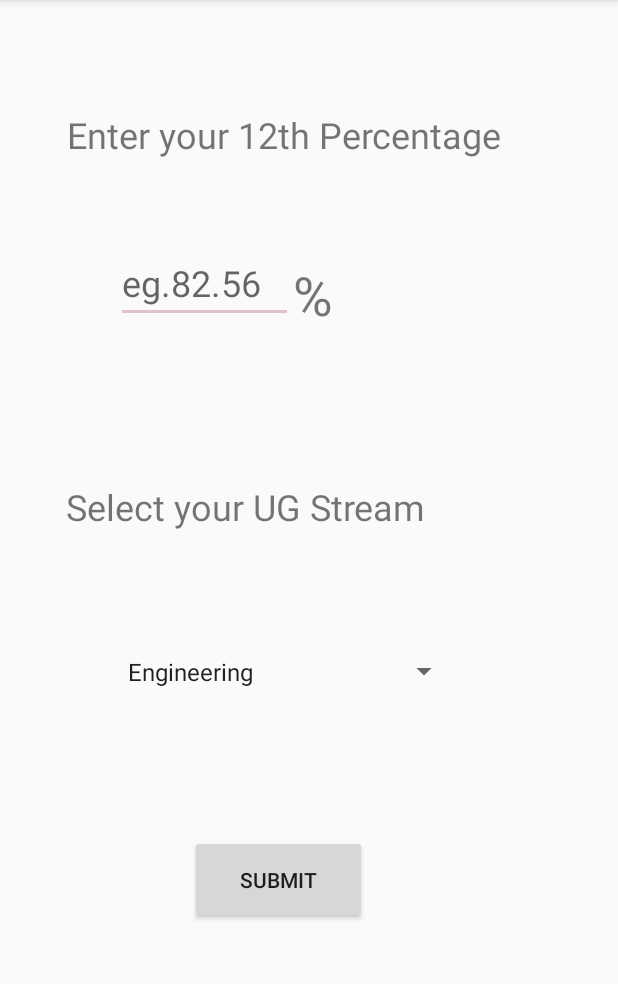
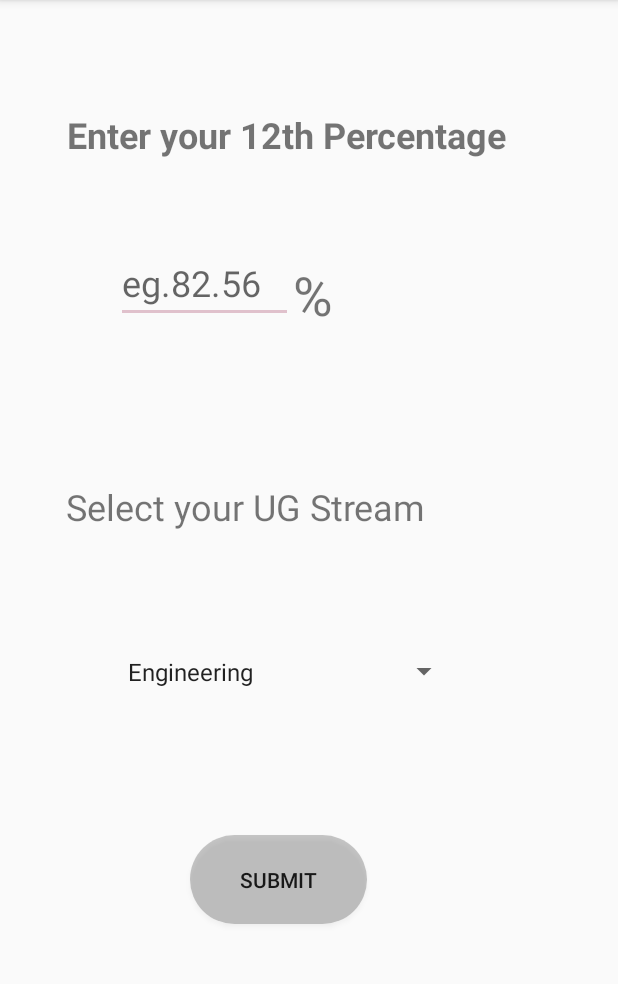
Before and after one commit to sumitbhimte/Catalyst-App, an Android app: the StreamSelect screen opened directly, with no data from a screen before it, on a phone screen of 412 x 824 dp, the part 84-1068 px from its top. Run offline under Robolectric (Android 15) with nearby library versions, the light colour scheme and no system bars.

Commit message:
AndroidStudio

```diff
--- a/app/build.gradle
+++ b/app/build.gradle
@@ -28,4 +28,8 @@ dependencies {
     androidTestImplementation 'androidx.test:runner:1.2.0'
     androidTestImplementation 'androidx.test.espresso:espresso-core:3.2.0'
     implementation 'com.android.volley:volley:1.1.1'
+    implementation 'androidx.recyclerview:recyclerview:1.1.0-beta04'
+    implementation 'androidx.cardview:cardview:1.0.0'
+    implementation 'com.github.bumptech.glide:glide:4.9.0'
+    annotationProcessor 'com.github.bumptech.glide:compiler:4.9.0'
 }
--- a/app/src/main/java/com/example/catalyst/Constants.java
+++ b/app/src/main/java/com/example/catalyst/Constants.java
@@ -1,8 +1,13 @@
 package com.example.catalyst;
+
+//this is the JSON Data URL
+
 public class Constants {
     private static final String ROOT_URL = " http://192.168.137.1/catalyst/";
 
     public static final String REGISTER_URL = ROOT_URL+"registerUser.php";
 
     public static final String LOGIN_URL = ROOT_URL+"loginUser.php";
+
+    public static final String URL_COLLEGE = ROOT_URL+"collegeData.php";
 }
--- a/app/src/main/java/com/example/catalyst/CustomOnItemSelectedListener.java
+++ b/app/src/main/java/com/example/catalyst/CustomOnItemSelectedListener.java
@@ -9,7 +9,7 @@ public class CustomOnItemSelectedListener implements OnItemSelectedListener {
 
     public void onItemSelected(AdapterView<?> parent, View view, int pos,long id) {
         Toast.makeText(parent.getContext(),
-                "OnItemSelectedListener : " + parent.getItemAtPosition(pos).toString(),
+                "Selected Stream : " + parent.getItemAtPosition(pos).toString(),
                 Toast.LENGTH_SHORT).show();
     }
 
--- a/app/src/main/java/com/example/catalyst/MainActivity.java
+++ b/app/src/main/java/com/example/catalyst/MainActivity.java
@@ -18,19 +18,15 @@ import com.android.volley.toolbox.JsonObjectRequest;
 import com.android.volley.toolbox.Volley;
 import org.json.JSONException;
 import org.json.JSONObject;
-import static android.accounts.AccountManager.KEY_PASSWORD;
-import androidx.annotation.NonNull;
-import android.os.Handler;
-import android.widget.TextView;
 
 public class MainActivity extends AppCompatActivity {
     private EditText username_id, pass_id;
     private Button sign_button_id, reg_button_id;
     //private TextView forgot_pass;
-    private String username, password;
     private static final String KEY_EMPTY = "";
     private static final String KEY_STATUS = "status";
-    private static final String KEY_MESSAGE = "message";
+
+    //To store the username and password of the user
     private  String USERNAME = "username";
     private  String PASSWORD = "password";
     ProgressDialog dialog;
@@ -50,8 +46,8 @@ public class MainActivity extends AppCompatActivity {
             public void onClick(View view) {
 
                 //direct gone to dashboard by this intent
-                           // Intent i = new Intent(MainActivity.this,Dashboard_page.class);
-                           //startActivity(i);
+                           // Intent intent = new Intent(MainActivity.this,StreamSelect.class);
+                          //  startActivity(intent);
                 setViews();
                 if (validateInputs()) {
                     login();
@@ -70,7 +66,7 @@ public class MainActivity extends AppCompatActivity {
         /*forgot_pass.setOnClickListener(new View.OnClickListener() {
             @Override
             public void onClick(View view) {
-                Intent i = new Intent(MainActivity.this, Dashboard_page.class);
+                Intent i = new Intent(MainActivity.this, StreamSelect.class);
                 startActivity(i);
             }
         });
@@ -94,6 +90,9 @@ public class MainActivity extends AppCompatActivity {
 
 
     private boolean validateInputs() {
+        //checks weather the username nd password string in null
+        //if null then print the toast
+
         if (KEY_EMPTY.equals(USERNAME)) {
             username_id.setError("Username cannot be empty");
             username_id.requestFocus();
@@ -136,8 +135,8 @@ public class MainActivity extends AppCompatActivity {
                             //Check if user got logged in successfully
 
                             if (response.getInt(KEY_STATUS) == 1) {
-                                Intent i = new Intent(MainActivity.this,Dashboard_page.class);
-                                startActivity(i);
+                                Intent intent = new Intent(MainActivity.this, StreamSelect.class);
+                                startActivity(intent);
 
                             } else {
                                Toast.makeText(getApplicationContext(),
--- a/app/src/main/java/com/example/catalyst/Dashboard_page.java
+++ b/app/src/main/java/com/example/catalyst/StreamSelect.java
@@ -2,11 +2,11 @@ package com.example.catalyst;
 
 import androidx.appcompat.app.AppCompatActivity;
 
+import android.content.Intent;
 import android.os.Bundle;
 import java.util.ArrayList;
 import java.util.List;
-import android.app.Activity;
-import android.os.Bundle;
+
 import android.view.View;
 import android.view.View.OnClickListener;
 import android.widget.ArrayAdapter;
@@ -14,13 +14,13 @@ import android.widget.Button;
 import android.widget.Spinner;
 import android.widget.Toast;
 
-public class Dashboard_page extends AppCompatActivity {
-    private Spinner spinner1;
+public class StreamSelect extends AppCompatActivity {
+    private Spinner spinner;
     private Button btnSubmit;
     @Override
     protected void onCreate(Bundle savedInstanceState) {
         super.onCreate(savedInstanceState);
-        setContentView(R.layout.activity_dashboard_page);
+        setContentView(R.layout.activity_streamselect);
 
         addItemsOnSpinner2();
         addListenerOnButton();
@@ -31,7 +31,7 @@ public class Dashboard_page extends AppCompatActivity {
 
     public void addItemsOnSpinner2() {
 
-        spinner1 = (Spinner) findViewById(R.id.spinner1);
+        spinner = findViewById(R.id.spinner);
         List<String> list = new ArrayList<String>();
         list.add("list 1");
         list.add("list 2");
@@ -42,26 +42,30 @@ public class Dashboard_page extends AppCompatActivity {
         }
 
     public void addListenerOnSpinnerItemSelection() {
-        spinner1 = (Spinner) findViewById(R.id.spinner1);
-        spinner1.setOnItemSelectedListener(new CustomOnItemSelectedListener());
+        spinner = findViewById(R.id.spinner);
+        spinner.setOnItemSelectedListener(new CustomOnItemSelectedListener());
     }
 
     // get the selected dropdown list value
     public void addListenerOnButton() {
 
-        spinner1 = (Spinner) findViewById(R.id.spinner1);
+        spinner = findViewById(R.id.spinner);
 
-        btnSubmit = (Button) findViewById(R.id.btnSubmit);
+        btnSubmit = findViewById(R.id.btnSubmit);
 
         btnSubmit.setOnClickListener(new OnClickListener() {
 
             @Override
             public void onClick(View v) {
 
-                Toast.makeText(Dashboard_page.this,
-                        "OnClickListener : " +
-                                "\nSpinner 1 : "+ String.valueOf(spinner1.getSelectedItem()),
+                Intent i = new Intent(StreamSelect.this,Stream_display.class);
+                i.putExtra("stream",spinner.getSelectedItem().toString());
+                startActivity(i);
+
+                Toast.makeText(StreamSelect.this,
+                        "Selected Stream :"+ (spinner.getSelectedItem()),
                         Toast.LENGTH_SHORT).show();
+
             }
 
         });
--- /dev/null
+++ b/app/src/main/res/drawable/capsule.xml
@@ -0,0 +1,14 @@
+<?xml version="1.0" encoding="utf-8"?>
+<shape xmlns:android="http://schemas.android.com/apk/res/android"
+    android:shape="rectangle">
+
+    <size android:width="150dp"
+        android:height="50dp" />
+
+   <solid android:color="@color/cardview_shadow_start_color"/>
+
+    <corners android:radius="50dp"/>
+
+
+
+</shape>
--- a/app/src/main/res/layout/activity_dashboard_page.xml
+++ b/app/src/main/res/layout/activity_streamselect.xml
@@ -5,10 +5,10 @@
     android:layout_width="match_parent"
     android:layout_height="match_parent"
 
-    tools:context=".Dashboard_page">
+    tools:context=".StreamSelect">
 
     <Spinner
-        android:id="@+id/spinner1"
+        android:id="@+id/spinner"
         android:layout_width="229dp"
         android:layout_height="59dp"
         android:entries="@array/stream_arrays"
@@ -23,6 +23,8 @@
         app:layout_constraintVertical_bias="0.59" />
 
     <Button
+
+        android:background="@drawable/capsule"
         android:id="@+id/btnSubmit"
         android:layout_width="118dp"
         android:layout_height="59dp"
@@ -31,7 +33,7 @@
         app:layout_constraintEnd_toEndOf="parent"
         app:layout_constraintHorizontal_bias="0.43"
         app:layout_constraintStart_toStartOf="parent"
-        app:layout_constraintTop_toBottomOf="@+id/spinner1"
+        app:layout_constraintTop_toBottomOf="@+id/spinner"
         app:layout_constraintVertical_bias="0.342" />
 
     <TextView
@@ -41,12 +43,14 @@
         android:layout_marginTop="24dp"
         android:text="Enter your 12th Percentage "
         android:textSize="24sp"
+        android:textStyle="bold"
         app:layout_constraintBottom_toBottomOf="parent"
         app:layout_constraintEnd_toEndOf="parent"
         app:layout_constraintHorizontal_bias="0.494"
         app:layout_constraintStart_toStartOf="parent"
         app:layout_constraintTop_toTopOf="parent"
-        app:layout_constraintVertical_bias="0.071" />
+        app:layout_constraintVertical_bias="0.071"
+        />
 
     <EditText
         android:id="@+id/editText2"
@@ -81,7 +85,7 @@
         android:layout_height="50dp"
         android:text="Select your UG Stream"
         android:textSize="24sp"
-        app:layout_constraintBottom_toTopOf="@+id/spinner1"
+        app:layout_constraintBottom_toTopOf="@+id/spinner"
         app:layout_constraintEnd_toEndOf="parent"
         app:layout_constraintHorizontal_bias="0.314"
         app:layout_constraintStart_toStartOf="parent"
--- a/build.gradle
+++ b/build.gradle
@@ -19,6 +19,8 @@ allprojects {
     repositories {
         google()
         jcenter()
+        mavenCentral()
+        maven { url 'https://maven.google.com' }
 
 
 
```
Also changed, not shown: app/src/main/AndroidManifest.xml (+14 -8 lines), app/src/main/java/com/example/catalyst/College.java (added, +44 -0 lines), app/src/main/java/com/example/catalyst/CollegeAdapter.java (added, +74 -0 lines), app/src/main/java/com/example/catalyst/Stream_display.java (added, +115 -0 lines), app/src/main/java/com/example/catalyst/splash_screenActivity.java (added, +42 -0 lines), app/src/main/res/layout/activity_main.xml (+6 -3 lines), app/src/main/res/layout/activity_register_page.xml (+10 -3 lines), app/src/main/res/layout/activity_splash_screen.xml (added, +21 -0 lines), app/src/main/res/layout/activity_stream_display.xml (added, +15 -0 lines), app/src/main/res/layout/college_list.xml (added, +96 -0 lines), app/src/main/res/values/strings.xml (+5 -5 lines).
